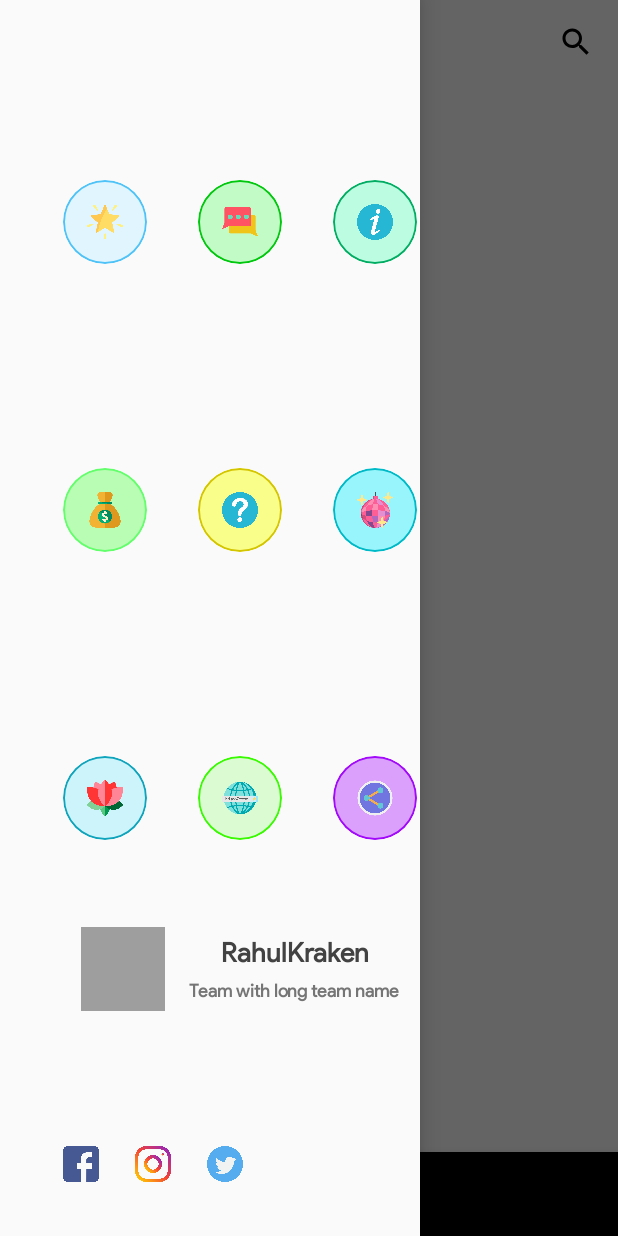
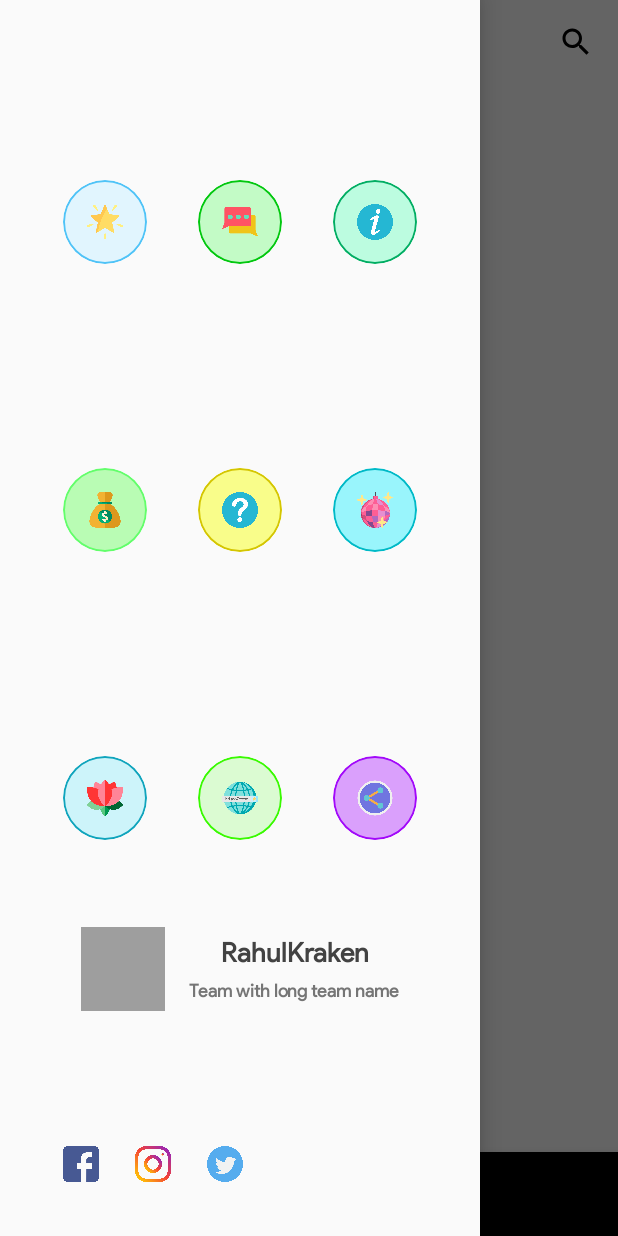
Before and after one commit to RahulKraken/bitotsav-20, an Android app: the screen it shows after launch (MainActivity), with the side drawer open, on a phone screen of 412 x 824 dp. Run offline under Robolectric (Android 15) with nearby library versions, the phone set to English and light mode, and no system bars; 3 statements that could not run were skipped.

Commit message:
nav drawer half visible issue resolved

```diff
--- a/app/src/main/res/layout/activity_main.xml
+++ b/app/src/main/res/layout/activity_main.xml
@@ -42,7 +42,7 @@
     <com.google.android.material.navigation.NavigationView
         android:id="@+id/drawer_nav_view"
         android:layout_gravity="start"
-        android:layout_width="wrap_content"
+        android:layout_width="320dp"
         android:layout_height="match_parent">
         <include
             layout="@layout/fragment_bitotsav"/>
```
